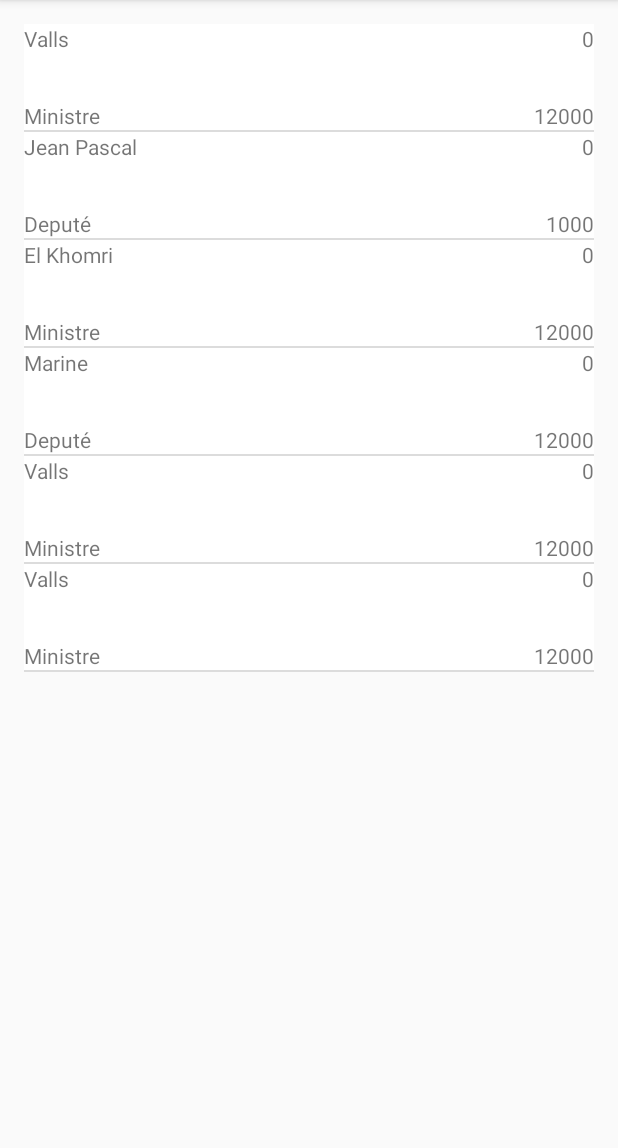
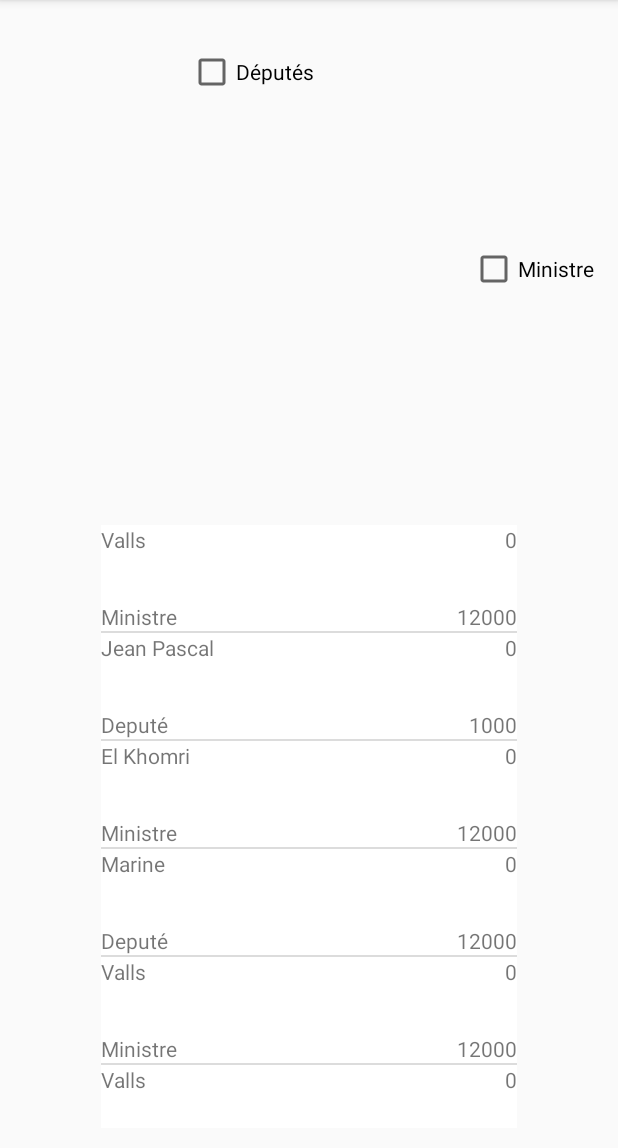
Before and after one commit to Rikcore/Dojo_politiciens, an Android app: the screen it shows after launch (MainActivity), on a phone screen of 412 x 824 dp, the part 84-1232 px from its top. Run offline under Robolectric (Android 15) with nearby library versions, the phone set to English and light mode, and no system bars.

Commit message:
2eme dojo
Signed-off-by: Edward <edward@wildcodeschool.fr>

```diff
--- a/app/build.gradle
+++ b/app/build.gradle
@@ -26,4 +26,5 @@ dependencies {
     })
     compile 'com.android.support:appcompat-v7:25.3.0'
     testCompile 'junit:junit:4.12'
+    compile 'com.android.support.constraint:constraint-layout:1.0.2'
 }
--- a/app/src/main/java/fr/wcs/houseofcards/MainActivity.java
+++ b/app/src/main/java/fr/wcs/houseofcards/MainActivity.java
@@ -4,16 +4,20 @@ import android.support.v7.app.AppCompatActivity;
 import android.os.Bundle;
 import android.view.View;
 import android.widget.AdapterView;
+import android.widget.CheckBox;
+import android.widget.CompoundButton;
 import android.widget.ListView;
 
 import java.util.ArrayList;
 import java.util.List;
 
-public class MainActivity extends AppCompatActivity {
+public class MainActivity extends AppCompatActivity implements CompoundButton.OnCheckedChangeListener{
 
     private ListView polList;
     private ArrayList<Politicien> arrayPol;
     private PoliticienAdapter mAdapter;
+    private CheckBox mCheckBoxMinistre;
+    private CheckBox mCheckBoxDeputes;
 
     @Override
     protected void onCreate(Bundle savedInstanceState) {
@@ -22,6 +26,13 @@ public class MainActivity extends AppCompatActivity {
 
         polList = (ListView) findViewById(R.id.polist);
         arrayPol = new ArrayList<>();
+
+        mCheckBoxDeputes = (CheckBox) findViewById(R.id.checkBoxDeputes);
+        mCheckBoxMinistre = (CheckBox) findViewById(R.id.checkBoxMinistre);
+        mCheckBoxDeputes.setOnCheckedChangeListener(this);
+        mCheckBoxMinistre.setOnCheckedChangeListener(this);
+
+
 
 
         arrayPol.add(new Ministre(12000, 9999999, Parti.PS, "Valls"));
@@ -45,4 +56,33 @@ public class MainActivity extends AppCompatActivity {
 
 
     }
+
+
+    @Override
+    public void onCheckedChanged(CompoundButton buttonView, boolean isChecked) {
+        PoliticienAdapter pAdapter = new PoliticienAdapter(arrayPol, R.layout.politician_item, MainActivity.this);
+
+        switch (buttonView.getId()) {
+
+            case (R.id.checkBoxMinistre):
+                if(isChecked) {
+                    pAdapter.getFilter().filter(String.valueOf(Politicien.MINISTRE));
+                    polList.setAdapter(pAdapter);
+                }
+                else{
+                    polList.setAdapter(mAdapter);
+                }
+                break;
+
+            case (R.id.checkBoxDeputes):
+                if(isChecked) {
+                    mAdapter.getFilter().filter(String.valueOf(Politicien.DEPUTE));
+                    polList.setAdapter(pAdapter);
+                }
+                else{
+                    polList.setAdapter(mAdapter);
+                }
+                break;
+        }
+    }
 }
--- a/app/src/main/res/layout/activity_main.xml
+++ b/app/src/main/res/layout/activity_main.xml
@@ -1,19 +1,42 @@
 <?xml version="1.0" encoding="utf-8"?>
-<RelativeLayout xmlns:android="http://schemas.android.com/apk/res/android"
+<android.support.constraint.ConstraintLayout xmlns:android="http://schemas.android.com/apk/res/android"
+    xmlns:app="http://schemas.android.com/apk/res-auto"
     xmlns:tools="http://schemas.android.com/tools"
     android:id="@+id/activity_main"
     android:layout_width="match_parent"
     android:layout_height="match_parent"
-    android:paddingBottom="@dimen/activity_vertical_margin"
-    android:paddingLeft="@dimen/activity_horizontal_margin"
-    android:paddingRight="@dimen/activity_horizontal_margin"
-    android:paddingTop="@dimen/activity_vertical_margin"
     tools:context="fr.wcs.houseofcards.MainActivity">
 
+    <CheckBox
+        android:text="@string/ministre"
+        android:layout_width="wrap_content"
+        android:layout_height="wrap_content"
+        android:id="@+id/checkBoxMinistre"
+        android:layout_marginEnd="16dp"
+        app:layout_constraintRight_toRightOf="parent"
+        app:layout_constraintBottom_toTopOf="@+id/polist"
+        android:layout_marginBottom="8dp"
+        android:layout_marginTop="16dp"
+        app:layout_constraintTop_toTopOf="parent" />
+
+    <CheckBox
+        android:text="@string/deputes"
+        android:layout_width="wrap_content"
+        android:layout_height="wrap_content"
+        android:id="@+id/checkBoxDeputes"
+        app:layout_constraintRight_toLeftOf="@+id/checkBoxMinistre"
+        android:layout_marginEnd="104dp"
+        android:layout_marginTop="32dp"
+        app:layout_constraintTop_toTopOf="parent" />
+
     <ListView
-        android:layout_width="match_parent"
-        android:layout_height="match_parent"
-        android:layout_alignParentTop="true"
-        android:layout_alignParentStart="true"
-        android:id="@+id/polist" />
-</RelativeLayout>
+        android:layout_width="277dp"
+        android:layout_height="402dp"
+        android:id="@+id/polist"
+        android:layout_marginEnd="16dp"
+        app:layout_constraintRight_toRightOf="parent"
+        android:layout_marginStart="16dp"
+        app:layout_constraintLeft_toLeftOf="parent"
+        app:layout_constraintBottom_toBottomOf="parent"
+        android:layout_marginBottom="16dp" />
+</android.support.constraint.ConstraintLayout>
--- a/app/src/main/res/values/strings.xml
+++ b/app/src/main/res/values/strings.xml
@@ -2,4 +2,6 @@
     <string name="app_name">HouseOfCards</string>
     <string name="ministreText">Ministre</string>
     <string name="deputyText">Deputé</string>
+    <string name="ministre">Ministre</string>
+    <string name="deputes">Députés</string>
 </resources>
```
Also changed, not shown: app/src/main/java/fr/wcs/houseofcards/PoliticienAdapter.java (+21 -2 lines), 1 other file.
